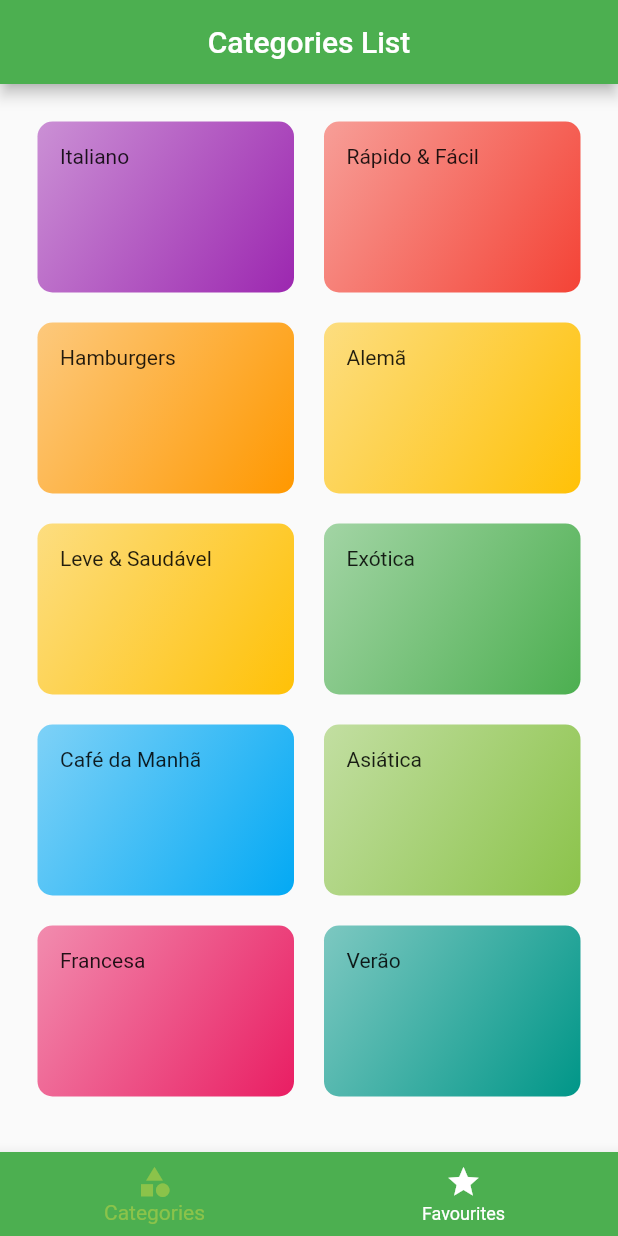
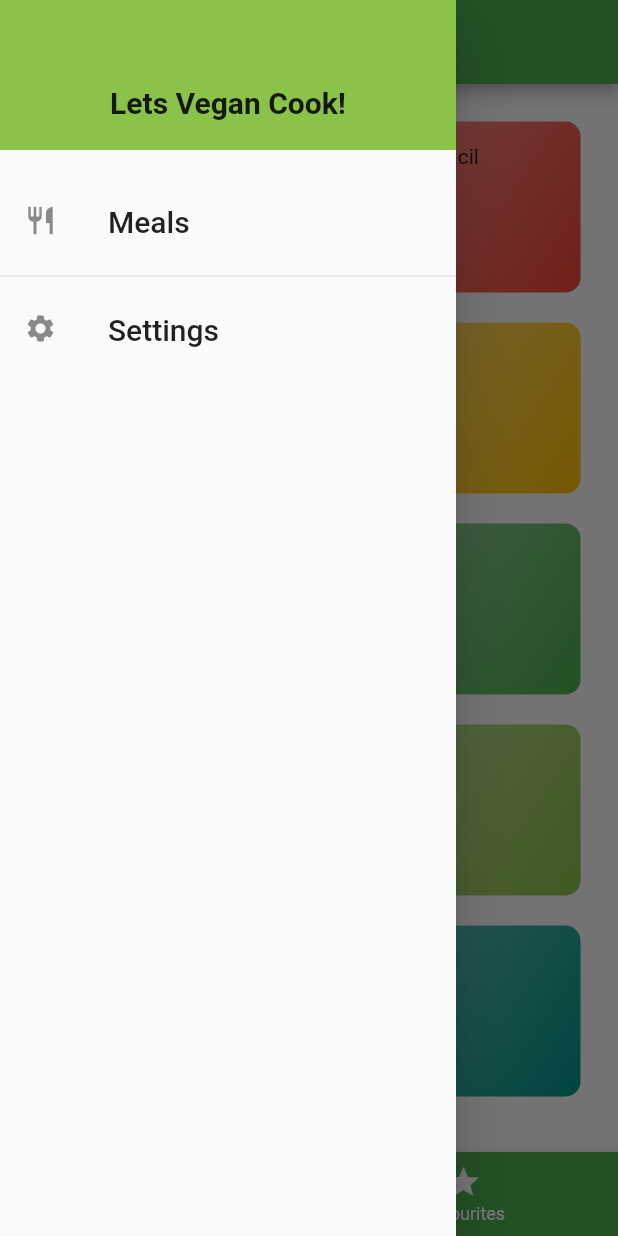
Before and after one commit to diogosequeira94/flutter-food-order-sandbox, a Flutter app: the screen it shows after launch, with the side drawer open (before the commit the screen has no drawer), on a phone screen of 412 x 824 dp. Run offline on Flutter 3.47's test engine with Material 2 defaults, Android fonts, the phone set to English and light mode, and no system bars.

Commit message:
added navigation drawer

```diff
--- /dev/null
+++ b/lib/components/main_drawer.dart
@@ -0,0 +1,50 @@
+import 'package:flutter/material.dart';
+import '../utils/apps_routes.dart';
+
+class MainDrawer extends StatelessWidget {
+
+  Widget _createDrawerItem(BuildContext ctx, IconData icon, String label, String route){
+    return ListTile(
+      leading: Icon(
+        icon,
+        size: 22,
+      ),
+      title: Text(
+        label,
+        style: TextStyle(
+          fontSize: 20,
+        ),
+      ),
+      onTap: () => Navigator.of(ctx).pushNamed(route),
+    );
+  }
+
+  @override
+  Widget build(BuildContext context) {
+    return Drawer(
+      child: Column(
+        children: <Widget>[
+          Container(
+            height: 100,
+            width: double.infinity,
+            padding: EdgeInsets.all(20.0),
+            alignment: Alignment.bottomCenter,
+            color: Theme.of(context).accentColor,
+            child: Text('Lets Vegan Cook!',
+            style: TextStyle(
+              fontWeight: FontWeight.bold,
+              fontSize: 20.0,
+              ),
+            ),
+          ),
+          SizedBox(height: 20.0),
+          _createDrawerItem(context, Icons.restaurant, 'Meals',
+                  AppRoutes.HOME),
+          Divider(),
+          _createDrawerItem(context, Icons.settings, 'Settings',
+              AppRoutes.SETTINGS),
+        ],
+      )
+    );
+  }
+}
--- a/lib/main.dart
+++ b/lib/main.dart
@@ -1,6 +1,7 @@
 import 'package:flutter/material.dart';
 import 'package:flutter_routes_course/screens/categories_item_base_screen.dart';
 import 'package:flutter_routes_course/screens/meal_details_screen.dart';
+import 'package:flutter_routes_course/screens/settings_screen.dart';
 import 'package:flutter_routes_course/screens/tabs_screen.dart';
 import 'utils/apps_routes.dart';
 
@@ -20,6 +21,7 @@ class MyApp extends StatelessWidget {
         AppRoutes.HOME: (ctx) => TabsScreen(),
         AppRoutes.CATEGORIES_MEALS: (ctx) => CategoriesMealsScreen(),
         AppRoutes.MEAL_DETAIL: (ctx) => MealDetailScreen(),
+        AppRoutes.SETTINGS: (ctx) => SettingsScreen(),
       },
     );
   }
--- /dev/null
+++ b/lib/screens/settings_screen.dart
@@ -0,0 +1,17 @@
+import 'package:flutter/material.dart';
+
+class SettingsScreen extends StatelessWidget {
+  @override
+  Widget build(BuildContext context) {
+    return Scaffold(
+      appBar: AppBar(
+       title: Text('Settings'),
+      ),
+      body: Center(
+        child: Container(
+          child: Text('Settings'),
+        ),
+      ),
+    );
+  }
+}
--- a/lib/screens/tabs_screen.dart
+++ b/lib/screens/tabs_screen.dart
@@ -1,6 +1,6 @@
 import 'package:flutter/material.dart';
+import 'package:flutter_routes_course/components/main_drawer.dart';
 import 'package:flutter_routes_course/screens/favourites_screen.dart';
-import 'categories_screen.dart';
 import 'categories_screen.dart';
 
 class TabsScreen extends StatefulWidget {
@@ -32,6 +32,7 @@ class _TabsScreenState extends State<TabsScreen> {
         centerTitle: true,
         title: Text(_screens[_selectedScreenIndex]['title']),
       ),
+      drawer: MainDrawer(),
       body: _screens[_selectedScreenIndex]['screen'],
       bottomNavigationBar: BottomNavigationBar(
           onTap: _selectScreen,
--- a/lib/utils/apps_routes.dart
+++ b/lib/utils/apps_routes.dart
@@ -2,4 +2,5 @@ class AppRoutes {
   static const HOME = '/';
   static const CATEGORIES_MEALS = '/categories-meals';
   static const MEAL_DETAIL = '/meal-detail';
+  static const SETTINGS = '/settings';
 }
```
